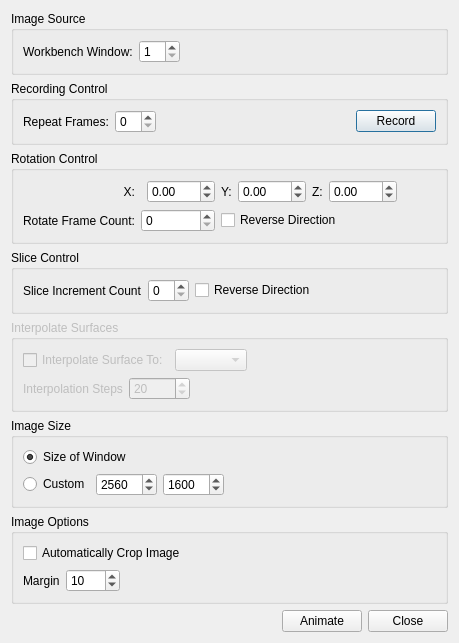
The window that src/GuiQt/MovieDialog.ui (Washington-University/workbench) describes before a commit, drawn with Qt 5.
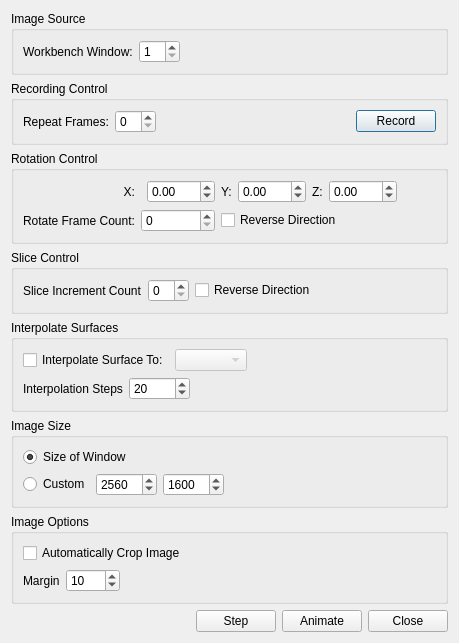
The same window after the commit.

```diff
--- a/src/GuiQt/MovieDialog.ui
+++ b/src/GuiQt/MovieDialog.ui
@@ -7,7 +7,7 @@
     <x>0</x>
     <y>0</y>
     <width>459</width>
-    <height>560</height>
+    <height>567</height>
    </rect>
   </property>
   <property name="sizePolicy">
@@ -268,7 +268,7 @@
    <item>
     <widget class="QGroupBox" name="interpolateSurfacesGroupBox">
      <property name="enabled">
-      <bool>false</bool>
+      <bool>true</bool>
      </property>
      <property name="title">
       <string>Interpolate Surfaces</string>
@@ -277,14 +277,21 @@
       <item>
        <layout class="QHBoxLayout" name="horizontalLayout_6">
         <item>
-         <widget class="QCheckBox" name="checkBox">
+         <widget class="QCheckBox" name="interpolateSurfaceCheckbox">
+          <property name="enabled">
+           <bool>true</bool>
+          </property>
           <property name="text">
            <string>Interpolate Surface To:</string>
           </property>
          </widget>
         </item>
         <item>
-         <widget class="QComboBox" name="comboBox"/>
+         <widget class="QComboBox" name="comboBox">
+          <property name="enabled">
+           <bool>false</bool>
+          </property>
+         </widget>
         </item>
         <item>
          <spacer name="horizontalSpacer_8">
@@ -312,6 +319,9 @@
         </item>
         <item>
          <widget class="QSpinBox" name="interpolationStepsSpinBox">
+          <property name="enabled">
+           <bool>true</bool>
+          </property>
           <property name="minimum">
            <number>1</number>
           </property>
@@ -494,6 +504,13 @@
        </property>
       </spacer>
      </item>
+     <item>
+      <widget class="QPushButton" name="stepButton">
+       <property name="text">
+        <string>Step</string>
+       </property>
+      </widget>
+     </item>
      <item>
       <widget class="QPushButton" name="animateButton">
        <property name="text">
```
